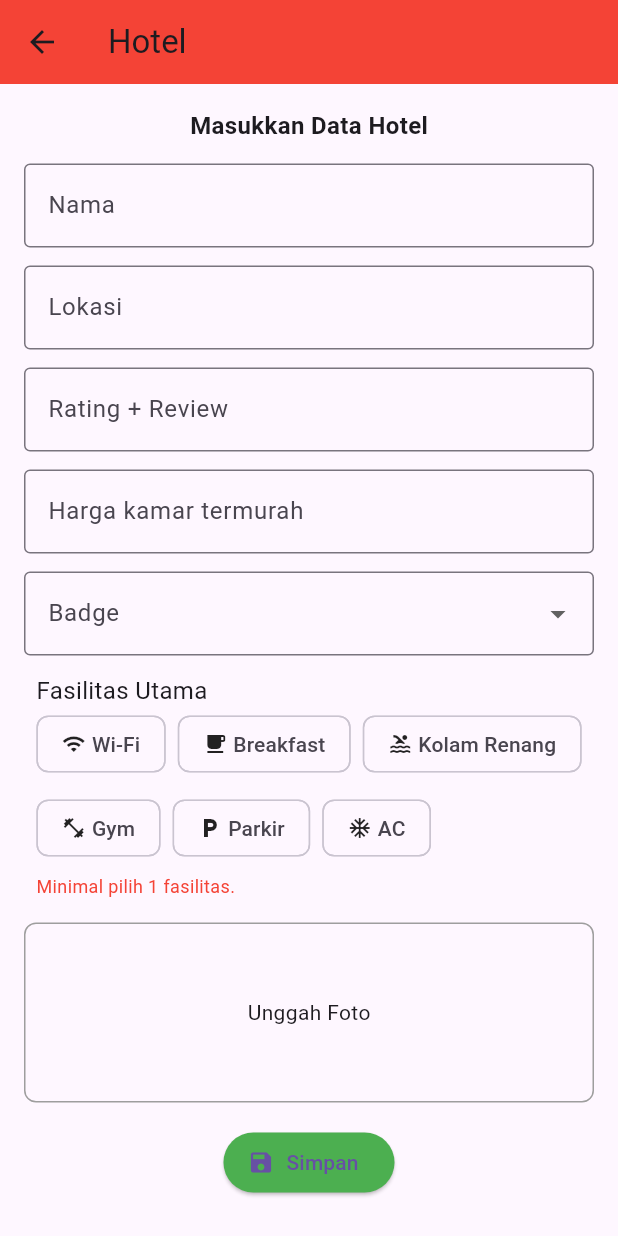
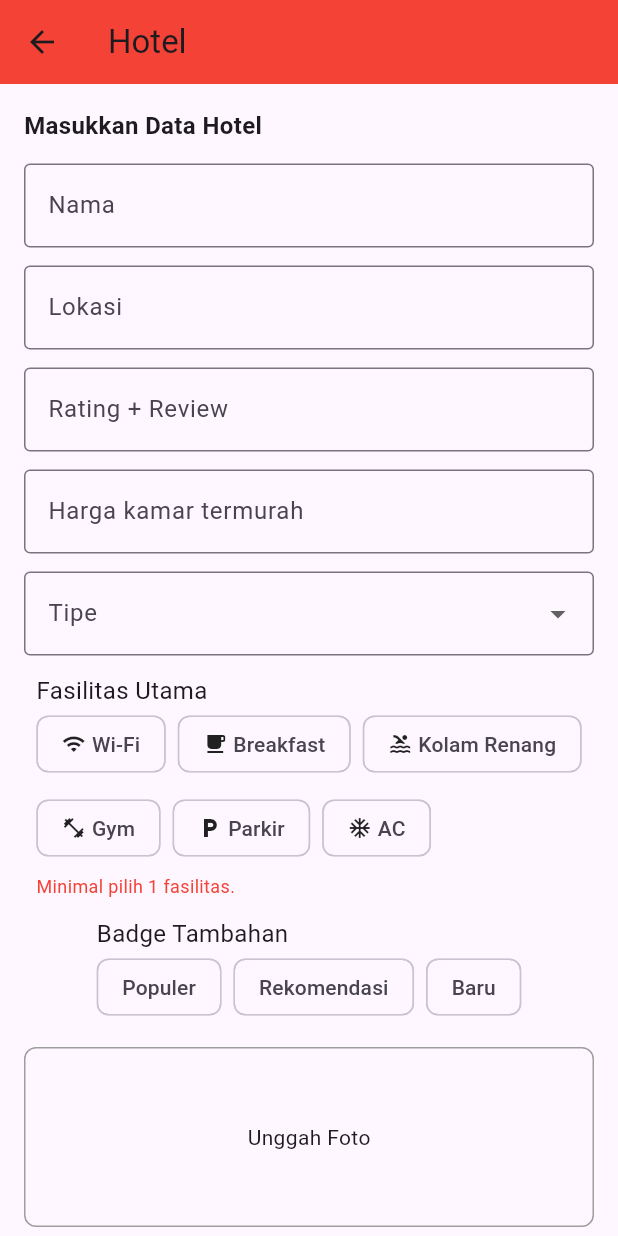
Before and after one commit to dindaaisa/TripMateMobile, a Flutter app: the KelolaHotel screen opened directly, on a phone screen of 412 x 824 dp. Run offline on Flutter 3.47's test engine with Material 3 defaults, Android fonts, the phone set to English and light mode, and no system bars; our stand-ins replace another_flushbar, flutter_svg, hive, hive_flutter, image_picker; accounts and stored records are empty.

Commit message:
commit 11 (card penginapan baru)

```diff
--- a/lib/admin/pages/akomodasi/kelola_hotel.dart
+++ b/lib/admin/pages/akomodasi/kelola_hotel.dart
@@ -24,19 +24,13 @@ class _KelolaHotelState extends State<KelolaHotel> {
   final ratingController = TextEditingController();
   final priceController = TextEditingController();
 
-  String? selectedBadge;
+  String? selectedTipe;
   List<String> selectedFacilities = [];
+  List<String> selectedBadges = [];
   String? imageBase64;
   int? editingIndex;
 
-  Map<String, IconData> facilitiesMap = {
-    'Wi-Fi': Icons.wifi,
-    'Breakfast': Icons.free_breakfast,
-    'Kolam Renang': Icons.pool,
-    'Gym': Icons.fitness_center,
-    'Parkir': Icons.local_parking,
-    'AC': Icons.ac_unit,
-  };
+  Map<String, IconData> facilitiesMap = {};
 
   @override
   void initState() {
@@ -77,8 +71,9 @@ class _KelolaHotelState extends State<KelolaHotel> {
     locationController.clear();
     ratingController.clear();
     priceController.clear();
-    selectedBadge = null;
+    selectedTipe = null;
     selectedFacilities.clear();
+    selectedBadges.clear();
     imageBase64 = null;
     editingIndex = null;
     setState(() {});
@@ -102,8 +97,9 @@ class _KelolaHotelState extends State<KelolaHotel> {
         lokasi: locationController.text,
         rating: double.tryParse(ratingController.text) ?? 0.0,
         harga: int.tryParse(priceController.text) ?? 0,
-        badge: selectedBadge ?? '',
+        tipe: selectedTipe ?? '',
         fasilitas: List.from(selectedFacilities),
+        badge: List.from(selectedBadges),
         imageBase64: imageBase64 ?? '',
       );
 
@@ -126,8 +122,9 @@ class _KelolaHotelState extends State<KelolaHotel> {
         locationController.text = hotel.lokasi;
         ratingController.text = hotel.rating.toString();
         priceController.text = hotel.harga.toString();
-        selectedBadge = hotel.badge;
+        selectedTipe = hotel.tipe;
         selectedFacilities = List<String>.from(hotel.fasilitas);
+        selectedBadges = List<String>.from(hotel.badge);
         imageBase64 = hotel.imageBase64;
       });
     }
@@ -151,6 +148,7 @@ class _KelolaHotelState extends State<KelolaHotel> {
       body: SingleChildScrollView(
         padding: const EdgeInsets.all(16),
         child: Column(
+          crossAxisAlignment: CrossAxisAlignment.start,
           children: [
             const Text('Masukkan Data Hotel',
                 style: TextStyle(fontWeight: FontWeight.bold, fontSize: 16)),
@@ -163,9 +161,10 @@ class _KelolaHotelState extends State<KelolaHotel> {
                   buildTextField(locationController, 'Lokasi'),
                   buildTextField(ratingController, 'Rating + Review'),
                   buildTextField(priceController, 'Harga kamar termurah', type: TextInputType.number),
-                  buildDropdownField('Badge', options.badges, selectedBadge,
-                      (value) => setState(() => selectedBadge = value)),
+                  buildDropdownField('Tipe', options.tipe, selectedTipe,
+                      (value) => setState(() => selectedTipe = value)),
                   buildMultiFacilityField(options.facilities),
+                  buildMultiBadgeField(options.badge),
                   const SizedBox(height: 10),
                   GestureDetector(
                     onTap: pickImage,
@@ -210,11 +209,14 @@ class _KelolaHotelState extends State<KelolaHotel> {
                   itemCount: box.length,
                   itemBuilder: (context, index) {
                     final hotel = box.getAt(index)!;
-                    return CardPenginapanBaru(
-                      hotel: hotel,
-                      facilitiesMap: facilitiesMap,
-                      onEdit: () => editHotel(index),
-                      onDelete: () => deleteHotel(index),
+                    return Padding(
+                      padding: const EdgeInsets.only(bottom: 12.0),
+                      child: CardPenginapanBaru(
+                        hotel: hotel,
+                        facilitiesMap: facilitiesMap,
+                        onEdit: () => editHotel(index),
+                        onDelete: () => deleteHotel(index),
+                      ),
                     );
                   },
                 );
@@ -306,4 +308,36 @@ class _KelolaHotelState extends State<KelolaHotel> {
       ),
     );
   }
+
+  Widget buildMultiBadgeField(List<String> badges) {
+    return Padding(
+      padding: const EdgeInsets.symmetric(vertical: 6),
+      child: Column(
+        crossAxisAlignment: CrossAxisAlignment.start,
+        children: [
+          const Text('Badge Tambahan', style: TextStyle(fontSize: 16)),
+          Wrap(
+            spacing: 8,
+            runSpacing: 8,
+            children: badges.map((badge) {
+              final selected = selectedBadges.contains(badge);
+              return FilterChip(
+                label: Text(badge),
+                selected: selected,
+                onSelected: (bool value) {
+                  setState(() {
+                    if (value) {
+                      selectedBadges.add(badge);
+                    } else {
+                      selectedBadges.remove(badge);
+                    }
+                  });
+                },
+              );
+            }).toList(),
+          ),
+        ],
+      ),
+    );
+  }
 }
--- a/lib/models/hotel_model.dart
+++ b/lib/models/hotel_model.dart
@@ -1,4 +1,6 @@
 import 'package:hive/hive.dart';
+
+// models/hotel_model.dart
 
 part 'hotel_model.g.dart';
 
@@ -17,7 +19,7 @@ class HotelModel extends HiveObject {
   int harga;
 
   @HiveField(4)
-  String badge;
+  String tipe; // sebelumnya: badge
 
   @HiveField(5)
   List<String> fasilitas;
@@ -25,28 +27,37 @@ class HotelModel extends HiveObject {
   @HiveField(6)
   String imageBase64;
 
+  @HiveField(7)
+  List<String> badge; // baru
+
   HotelModel({
     required this.nama,
     required this.lokasi,
     required this.rating,
     required this.harga,
-    required this.badge,
+    required this.tipe,
     required this.fasilitas,
     required this.imageBase64,
+    required this.badge,
   });
 }
 
-/// Model untuk opsi badge dan fasilitas utama
+
+/// Model untuk opsi tipe, fasilitas, dan badge tambahan hotel
 @HiveType(typeId: 4)
 class HotelOptionsModel extends HiveObject {
   @HiveField(0)
-  List<String> badges;
+  List<String> tipe;
 
   @HiveField(1)
   List<String> facilities;
 
+  @HiveField(2)
+  List<String> badge;
+
   HotelOptionsModel({
-    required this.badges,
+    required this.tipe,
     required this.facilities,
+    required this.badge,
   });
 }
```
Also changed, not shown: lib/admin/widgets/card_penginapan_baru.dart (+68 -38 lines), lib/main.dart (+5 -32 lines), lib/models/hotel_model.g.dart.
